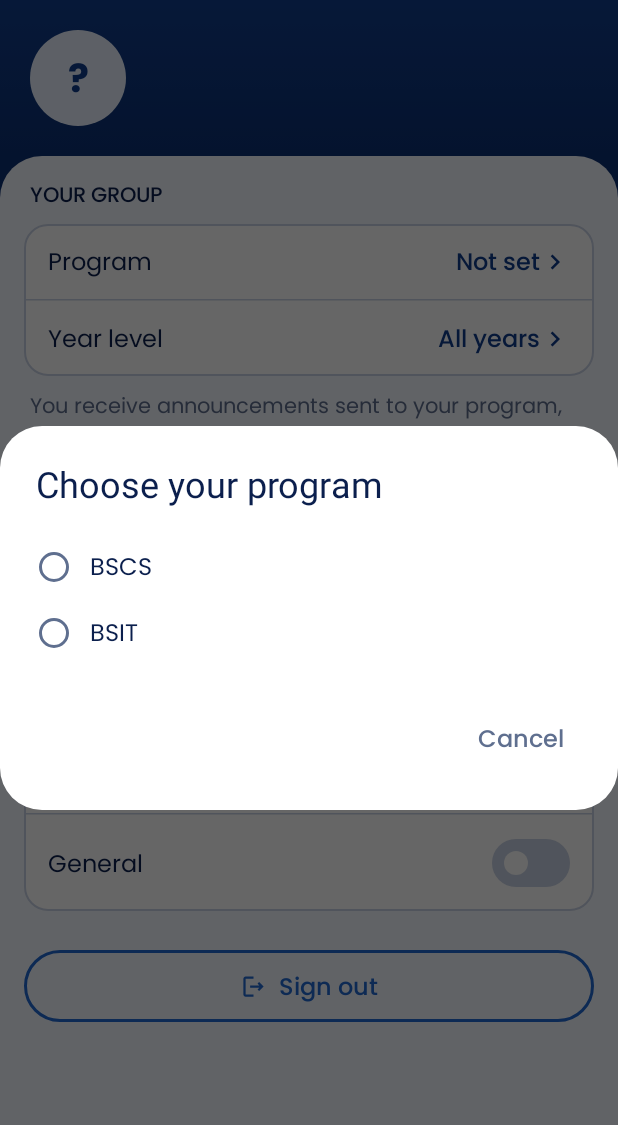
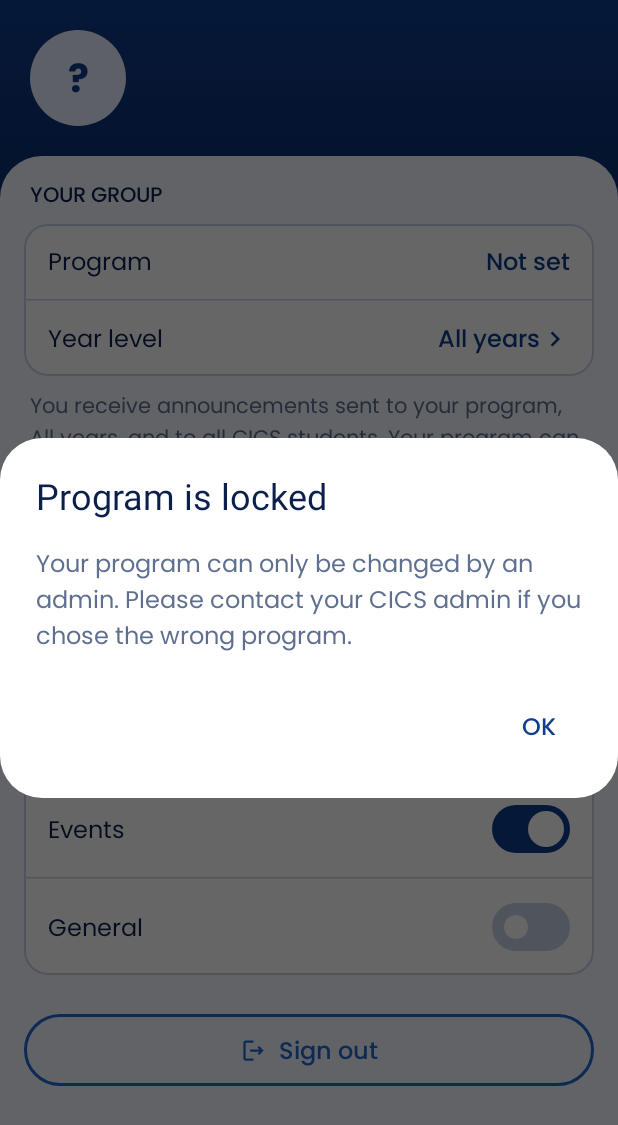
Before and after one commit to deynblip/BATid, an Android app built with Jetpack Compose: the composable ProfileScreen shown on its own in the app's theme, after a tap on "Program", on a phone screen of 412 x 824 dp. Shown: the top 1125 px of the screen. Run offline under Robolectric (Android 15) with nearby library versions, the phone set to English and light mode, and no system bars; Roboto replaces fonts that are not available here.

Commit message:
Add Lock program and confirm year level change in profile

```diff
--- a/app/src/main/java/com/batid/app/ui/auth/SignInScreens.kt
+++ b/app/src/main/java/com/batid/app/ui/auth/SignInScreens.kt
@@ -344,6 +344,12 @@ fun CreateAccountScreen(onBack: () -> Unit, onCreated: () -> Unit, onLogIn: () -
             }
         }
         AuthErrorText(if (submitted && !yearOk) "Choose your year level." else null)
+        Spacer(Modifier.height(6.dp))
+        Text(
+            "Choose carefully. Your program can only be changed by an admin. You can update your year level later in Profile.",
+            style = MaterialTheme.typography.labelSmall,
+            color = SlateGray
+        )
         Spacer(Modifier.height(12.dp))
 
         AuthTextField(
--- a/app/src/main/java/com/batid/app/ui/student/ProfileScreen.kt
+++ b/app/src/main/java/com/batid/app/ui/student/ProfileScreen.kt
@@ -86,6 +86,8 @@ fun ProfileScreen(
     val context = LocalContext.current
     var picker by rememberSaveable { mutableStateOf<GroupPicker?>(null) }
     var showSignOutDialog by rememberSaveable { mutableStateOf(false) }
+    var showProgramInfo by rememberSaveable { mutableStateOf(false) }
+    var pendingYear by remember { mutableStateOf<YearLevel?>(null) }
 
     var academics by remember { mutableStateOf(NotificationPrefs.isEnabled(context, Category.ACADEMICS)) }
     var events by remember { mutableStateOf(NotificationPrefs.isEnabled(context, Category.EVENTS)) }
@@ -112,13 +114,14 @@ fun ProfileScreen(
             ) {
                 SectionLabel("YOUR GROUP")
                 SettingsCard {
-                    GroupRow("Program", program?.label ?: "Not set") { picker = GroupPicker.PROGRAM }
+                    GroupRow("Program", program?.label ?: "Not set", showChevron = false) { showProgramInfo = true }
                     HorizontalDivider(color = BorderGray)
                     GroupRow("Year level", year.label) { picker = GroupPicker.YEAR }
                 }
                 Text(
                     text = "You receive announcements sent to ${program?.label ?: "your program"}, " +
-                            "${year.label}, and to all CICS students.",
+                            "${year.label}, and to all CICS students. " +
+                            "Your program can only be changed by an admin. Keep your year level up to date so you get the right announcements.",
                     style = MaterialTheme.typography.bodySmall,
                     color = SlateGray,
                     modifier = Modifier.padding(horizontal = 4.dp)
@@ -178,12 +181,52 @@ fun ProfileScreen(
             options = YearLevel.entries.filter { it != YearLevel.ALL },
             selected = year,
             labelOf = { it.label },
-            onSelect = { onChangeYear(it); picker = null },
+            onSelect = { if (it != year) pendingYear = it; picker = null },
             onDismiss = { picker = null }
         )
         null -> Unit
     }
 
+    pendingYear?.let { newYear ->
+        AlertDialog(
+            onDismissRequest = { pendingYear = null },
+            containerColor = Color.White,
+            title = { Text("Change year level?", color = InkNavy) },
+            text = {
+                Text(
+                    "Change your year level from ${year.label} to ${newYear.label}? " +
+                            "You will receive announcements for ${newYear.label} instead.",
+                    color = SlateGray
+                )
+            },
+            confirmButton = {
+                TextButton(onClick = {
+                    onChangeYear(newYear)
+                    pendingYear = null
+                }) { Text("Change", color = NavyBlue) }
+            },
+            dismissButton = {
+                TextButton(onClick = { pendingYear = null }) { Text("Cancel", color = SlateGray) }
+            }
+        )
+    }
+
+    if (showProgramInfo) {
+        AlertDialog(
+            onDismissRequest = { showProgramInfo = false },
+            containerColor = Color.White,
+            title = { Text("Program is locked", color = InkNavy) },
+            text = {
+                Text(
+                    "Your program can only be changed by an admin. Please contact your CICS admin if you chose the wrong program.",
+                    color = SlateGray
+                )
+            },
+            confirmButton = {
+                TextButton(onClick = { showProgramInfo = false }) { Text("OK", color = NavyBlue) }
+            }
+        )
+    }
     if (showSignOutDialog) {
         AlertDialog(
             onDismissRequest = { showSignOutDialog = false },
@@ -283,7 +326,7 @@ private fun SettingsCard(content: @Composable () -> Unit) {
 }
 
 @Composable
-private fun GroupRow(label: String, value: String, onClick: () -> Unit) {
+private fun GroupRow(label: String, value: String, showChevron: Boolean = true, onClick: () -> Unit) {
     Row(
         modifier = Modifier
             .fillMaxWidth()
@@ -293,7 +336,9 @@ private fun GroupRow(label: String, value: String, onClick: () -> Unit) {
     ) {
         Text(label, style = MaterialTheme.typography.bodyMedium, color = InkNavy, modifier = Modifier.weight(1f))
         Text(value, style = MaterialTheme.typography.labelLarge, color = NavyBlue)
-        Icon(Icons.Outlined.ChevronRight, contentDescription = null, tint = NavyBlue, modifier = Modifier.size(20.dp))
+        if (showChevron) {
+            Icon(Icons.Outlined.ChevronRight, contentDescription = null, tint = NavyBlue, modifier = Modifier.size(20.dp))
+        }
     }
 }
 
```
